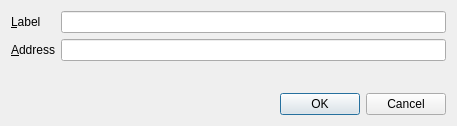
Qt form src/qt/forms/editaddressdialog.ui (Applecoin/Applecoin-Chinese-Client-Source) before a commit.
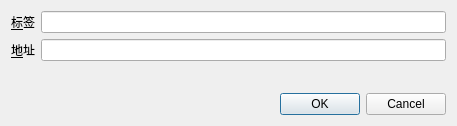
The same form after that commit.

```diff
--- a/src/qt/forms/editaddressdialog.ui
+++ b/src/qt/forms/editaddressdialog.ui
@@ -22,7 +22,7 @@
      <item row="0" column="0">
       <widget class="QLabel" name="label">
        <property name="text">
-        <string>&amp;Label</string>
+        <string>&amp;标签</string>
        </property>
        <property name="buddy">
         <cstring>labelEdit</cstring>
@@ -39,7 +39,7 @@
      <item row="1" column="0">
       <widget class="QLabel" name="label_2">
        <property name="text">
-        <string>&amp;Address</string>
+        <string>&amp;地址</string>
        </property>
        <property name="buddy">
         <cstring>addressEdit</cstring>
```
Left out of the diff: 4 changed lines with no effect on the pictures.
